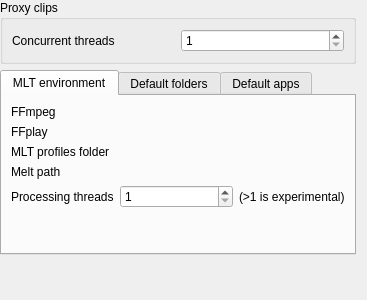
The window that src/ui/configenv_ui.ui (KDE/kdenlive) describes before a commit, drawn with Qt 5.
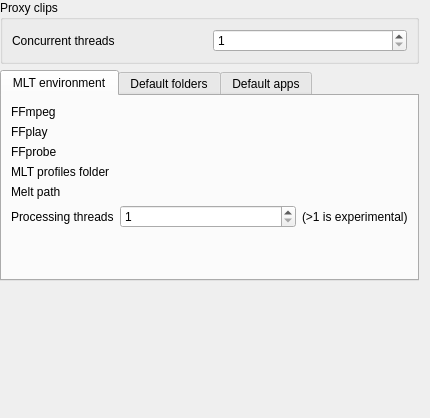
The same window after the commit. Custom widgets are drawn as their Qt base class.

Commit message: * New Clip job: "Analyse keyframes" will add markers for every I-Frame. Requires ffprobe (path must be set in Kdenlive Settings > Environment) Untested with avprobe * Cleanup marker handling * Allow multi-selection in Clip Properties - Makers tab CCBUG: 350716

```diff
--- a/src/ui/configenv_ui.ui
+++ b/src/ui/configenv_ui.ui
@@ -6,8 +6,8 @@
    <rect>
     <x>0</x>
     <y>0</y>
-    <width>367</width>
-    <height>300</height>
+    <width>430</width>
+    <height>418</height>
    </rect>
   </property>
   <layout class="QGridLayout" name="gridLayout">
@@ -69,7 +69,51 @@
        <string>MLT environment</string>
       </attribute>
       <layout class="QGridLayout" name="gridLayout_3">
-       <item row="5" column="1">
+       <item row="0" column="1" colspan="3">
+        <widget class="KUrlRequester" name="ffmpegurl"/>
+       </item>
+       <item row="5" column="0">
+        <widget class="QLabel" name="label_6">
+         <property name="text">
+          <string>Processing threads</string>
+         </property>
+        </widget>
+       </item>
+       <item row="1" column="1" colspan="3">
+        <widget class="KUrlRequester" name="ffplayurl"/>
+       </item>
+       <item row="4" column="1" colspan="3">
+        <widget class="KUrlRequester" name="rendererpathurl"/>
+       </item>
+       <item row="5" column="3">
+        <widget class="QLabel" name="label_7">
+         <property name="text">
+          <string>(&gt;1 is experimental)</string>
+         </property>
+        </widget>
+       </item>
+       <item row="4" column="0">
+        <widget class="QLabel" name="label_2">
+         <property name="text">
+          <string>Melt path</string>
+         </property>
+        </widget>
+       </item>
+       <item row="0" column="0">
+        <widget class="QLabel" name="label_8">
+         <property name="text">
+          <string>FFmpeg</string>
+         </property>
+        </widget>
+       </item>
+       <item row="3" column="0">
+        <widget class="QLabel" name="label">
+         <property name="text">
+          <string>MLT profiles folder</string>
+         </property>
+        </widget>
+       </item>
+       <item row="6" column="1">
         <spacer name="verticalSpacer_2">
          <property name="orientation">
           <enum>Qt::Vertical</enum>
@@ -83,23 +127,16 @@
         </spacer>
        </item>
        <item row="3" column="1" colspan="3">
-        <widget class="KUrlRequester" name="rendererpathurl"/>
+        <widget class="KUrlRequester" name="mltpathurl"/>
        </item>
-       <item row="3" column="0">
-        <widget class="QLabel" name="label_2">
+       <item row="1" column="0">
+        <widget class="QLabel" name="label_13">
          <property name="text">
-          <string>Melt path</string>
+          <string>FFplay</string>
          </property>
         </widget>
        </item>
-       <item row="4" column="3">
-        <widget class="QLabel" name="label_7">
-         <property name="text">
-          <string>(&gt;1 is experimental)</string>
-         </property>
-        </widget>
-       </item>
-       <item row="4" column="1" colspan="2">
+       <item row="5" column="1" colspan="2">
         <widget class="QSpinBox" name="kcfg_mltthreads">
          <property name="sizePolicy">
           <sizepolicy hsizetype="Minimum" vsizetype="Fixed">
@@ -112,42 +149,15 @@
          </property>
         </widget>
        </item>
-       <item row="4" column="0">
-        <widget class="QLabel" name="label_6">
-         <property name="text">
-          <string>Processing threads</string>
-         </property>
-        </widget>
-       </item>
-       <item row="0" column="0">
-        <widget class="QLabel" name="label_8">
-         <property name="text">
-          <string>FFmpeg</string>
-         </property>
-        </widget>
-       </item>
        <item row="2" column="0">
-        <widget class="QLabel" name="label">
+        <widget class="QLabel" name="label_14">
          <property name="text">
-          <string>MLT profiles folder</string>
+          <string>FFprobe</string>
          </property>
         </widget>
        </item>
        <item row="2" column="1" colspan="3">
-        <widget class="KUrlRequester" name="mltpathurl"/>
-       </item>
-       <item row="0" column="1" colspan="3">
-        <widget class="KUrlRequester" name="ffmpegurl"/>
-       </item>
-       <item row="1" column="0">
-        <widget class="QLabel" name="label_13">
-         <property name="text">
-          <string>FFplay</string>
-         </property>
-        </widget>
-       </item>
-       <item row="1" column="1" colspan="3">
-        <widget class="KUrlRequester" name="ffplayurl"/>
+        <widget class="KUrlRequester" name="ffprobeurl"/>
        </item>
       </layout>
      </widget>
```
The commit also changes 13 other files.
